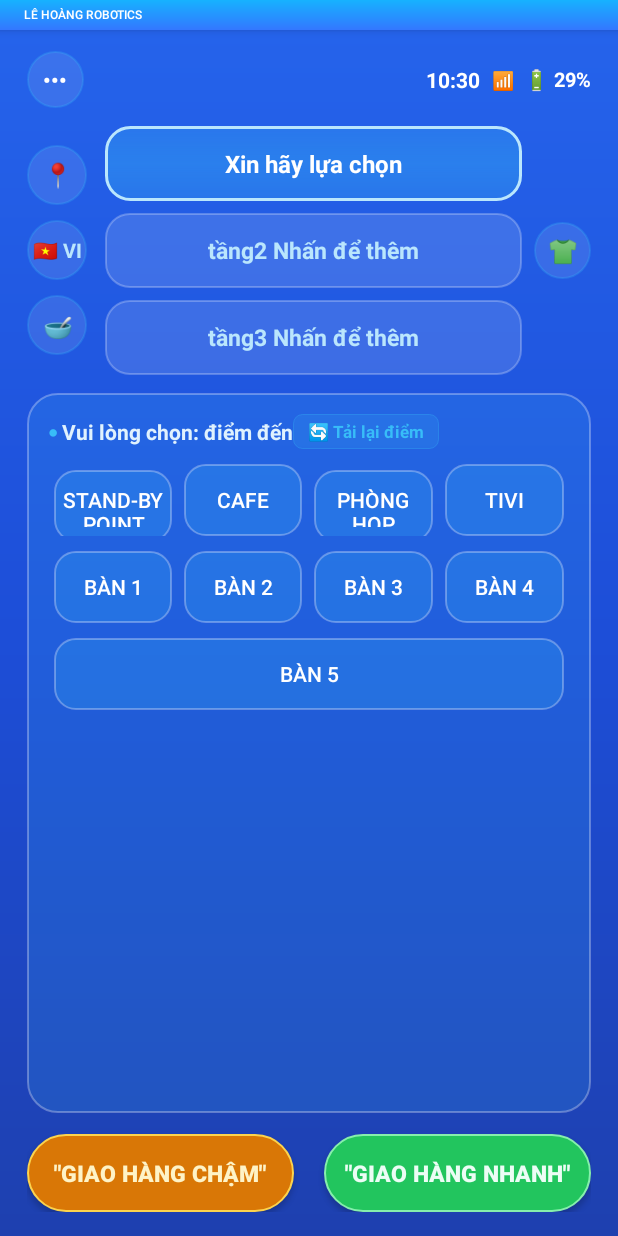
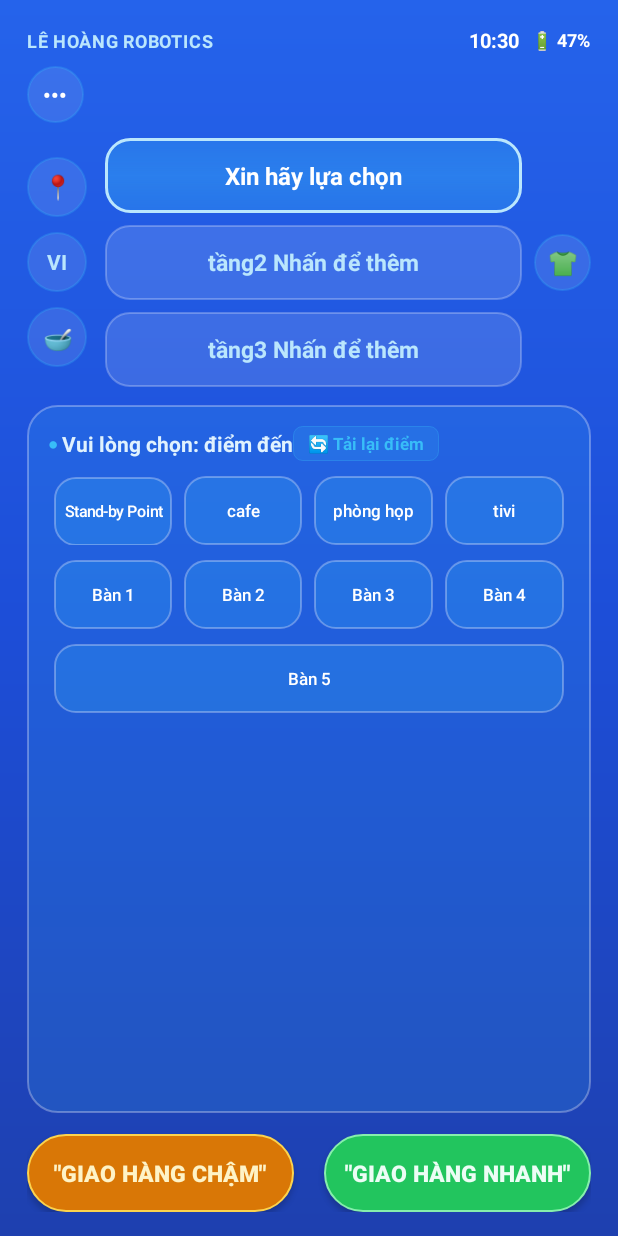
Before and after one commit to minhthanh199001/LEHOANGROBOTICS, an Android app: the screen it shows after launch (MainActivity), on a phone screen of 412 x 824 dp. Run offline under Robolectric (Android 15) with nearby library versions, the phone set to English and light mode, and no system bars; libraries missing offline, so code that uses them is left out: org.java_websocket, org.java_websocket.handshake, org.java_websocket.server; 3 statements that could not run were skipped.

Commit message:
fix(robot-ui): align top bar with brand title, remove wifi icon, clean VI language badge, and optimize destination buttons text size

```diff
--- a/RobotSample-main/app/build.gradle
+++ b/RobotSample-main/app/build.gradle
@@ -2,6 +2,7 @@ apply plugin: 'com.android.application'
 apply plugin: 'kotlin-android'
 
 android {
+    namespace 'com.ainirobot.robotos'
     compileSdkVersion 29
 
     defaultConfig {
--- a/RobotSample-main/app/src/main/java/com/ainirobot/robotos/MainActivity.java
+++ b/RobotSample-main/app/src/main/java/com/ainirobot/robotos/MainActivity.java
@@ -28,6 +28,9 @@ public class MainActivity extends AppCompatActivity {
     protected void onCreate(Bundle savedInstanceState) {
         super.onCreate(savedInstanceState);
         mInstance = MainActivity.this;
+        if (getSupportActionBar() != null) {
+            getSupportActionBar().hide();
+        }
         setContentView(R.layout.activity_main);
         mContent = findViewById(R.id.container_content);
 
--- a/RobotSample-main/app/src/main/java/com/ainirobot/robotos/fragment/DeliveryFragment.java
+++ b/RobotSample-main/app/src/main/java/com/ainirobot/robotos/fragment/DeliveryFragment.java
@@ -15,6 +15,7 @@ import android.os.Handler;
 import android.os.Looper;
 import android.text.TextUtils;
 import android.util.Log;
+import android.util.TypedValue;
 import android.view.View;
 import android.widget.Button;
 import android.widget.LinearLayout;
@@ -1157,13 +1158,18 @@ public class DeliveryFragment extends Fragment {
             }
 
             Button btn = new Button(getContext());
-            LinearLayout.LayoutParams lp = new LinearLayout.LayoutParams(0, dpToPx(48), 1.0f);
+            LinearLayout.LayoutParams lp = new LinearLayout.LayoutParams(0, dpToPx(46), 1.0f);
             lp.setMargins(dpToPx(4), 0, dpToPx(4), 0);
             btn.setLayoutParams(lp);
 
             btn.setBackgroundResource(R.drawable.bg_station_glass_button);
             btn.setTextColor(0xFFFFFFFF);
-            btn.setTextSize(14);
+            // Giảm kích thước chữ nút điểm đến, tắt ép in hoa (allCaps) và padding nhỏ gọn để tên bàn không bị vỡ/xuống dòng
+            btn.setTransformationMethod(null);
+            btn.setTextSize(TypedValue.COMPLEX_UNIT_SP, stationName.length() > 9 ? 10.5f : 11.5f);
+            btn.setPadding(dpToPx(2), dpToPx(2), dpToPx(2), dpToPx(2));
+            btn.setMaxLines(2);
+            btn.setEllipsize(TextUtils.TruncateAt.END);
             btn.setText(stationName);
 
             // Click destination -> Assign to current active tray!
@@ -2908,9 +2914,9 @@ public class DeliveryFragment extends Fragment {
         } catch (Throwable ignored) {
         }
 
-        // 1. Language button top status bar
+        // 1. Language button top status bar (bỏ lá cờ, chỉ để VI hoặc EN)
         if (mBtnLanguage != null) {
-            mBtnLanguage.setText(isEnglish ? "🇬🇧 EN" : "🇻🇳 VI");
+            mBtnLanguage.setText(isEnglish ? "EN" : "VI");
         }
 
         // 2. Tray Badges
--- a/RobotSample-main/app/src/main/res/layout/fragment_delivery.xml
+++ b/RobotSample-main/app/src/main/res/layout/fragment_delivery.xml
@@ -14,11 +14,67 @@
         android:paddingTop="14dp"
         android:paddingBottom="16dp">
 
-        <!-- TOP STATUS BAR: Menu Dots on Left, Time, Wifi & Battery on Right -->
+        <!-- TOP BRAND & STATUS ROW: "LÊ HOÀNG ROBOTICS" on Left, Time & Battery on Right (Wifi removed) -->
+        <RelativeLayout
+            android:layout_width="match_parent"
+            android:layout_height="26dp"
+            android:layout_marginBottom="4dp">
+
+            <!-- Brand Title on Title row -->
+            <TextView
+                android:id="@+id/tv_brand_header"
+                android:layout_width="wrap_content"
+                android:layout_height="wrap_content"
+                android:layout_alignParentStart="true"
+                android:layout_centerVertical="true"
+                android:text="LÊ HOÀNG ROBOTICS"
+                android:textColor="#BAE6FD"
+                android:textSize="12sp"
+                android:textStyle="bold"
+                android:letterSpacing="0.04" />
+
+            <!-- Right Status: Time & Battery (on same row with title) -->
+            <LinearLayout
+                android:layout_width="wrap_content"
+                android:layout_height="wrap_content"
+                android:layout_alignParentEnd="true"
+                android:layout_centerVertical="true"
+                android:gravity="center_vertical"
+                android:orientation="horizontal">
+
+                <TextView
+                    android:id="@+id/tv_clock_time"
+                    android:layout_width="wrap_content"
+                    android:layout_height="wrap_content"
+                    android:text="11:00"
+                    android:textColor="#FFFFFF"
+                    android:textSize="13sp"
+                    android:textStyle="bold"
+                    android:layout_marginEnd="8dp" />
+
+                <!-- Compatibility hidden wifi pill -->
+                <TextView
+                    android:id="@+id/tv_wifi_pill"
+                    android:layout_width="wrap_content"
+                    android:layout_height="wrap_content"
+                    android:visibility="gone" />
+
+                <TextView
+                    android:id="@+id/tv_battery_pill"
+                    android:layout_width="wrap_content"
+                    android:layout_height="wrap_content"
+                    android:text="🔋 47%"
+                    android:textColor="#FFFFFF"
+                    android:textSize="12sp"
+                    android:textStyle="bold" />
+            </LinearLayout>
+        </RelativeLayout>
+
+        <!-- ROW 2: MENU DOTS (•••) ON LEFT -->
         <RelativeLayout
             android:layout_width="match_parent"
             android:layout_height="38dp"
-            android:layout_marginBottom="12dp">
+            android:layout_marginBottom="10dp">
 
             <!-- Left: Circular Menu dots (•••) -->
             <TextView
@@ -72,44 +128,6 @@
                 android:layout_width="wrap_content"
                 android:layout_height="wrap_content"
                 android:visibility="gone" />
-
-            <!-- Right Status: Time, Wifi, Battery -->
-            <LinearLayout
-                android:layout_width="wrap_content"
-                android:layout_height="34dp"
-                android:layout_alignParentEnd="true"
-                android:layout_centerVertical="true"
-                android:gravity="center_vertical"
-                android:orientation="horizontal">
-
-                <TextView
-                    android:id="@+id/tv_clock_time"
-                    android:layout_width="wrap_content"
-                    android:layout_height="wrap_content"
-                    android:text="17:01"
-                    android:textColor="#FFFFFF"
-                    android:textSize="14sp"
-                    android:textStyle="bold"
-                    android:layout_marginEnd="8dp" />
-
-                <TextView
-                    android:id="@+id/tv_wifi_pill"
-                    android:layout_width="wrap_content"
-                    android:layout_height="wrap_content"
-                    android:text="📶"
-                    android:textColor="#38BDF8"
-                    android:textSize="12sp"
-                    android:layout_marginEnd="6dp" />
-
-                <TextView
-                    android:id="@+id/tv_battery_pill"
-                    android:layout_width="wrap_content"
-                    android:layout_height="wrap_content"
-                    android:text="🔋 29%"
-                    android:textColor="#FFFFFF"
-                    android:textSize="13sp"
-                    android:textStyle="bold" />
-            </LinearLayout>
         </RelativeLayout>
 
         <!-- UPPER SECTION: LEFT 3 ACTION BUTTONS + 3 TRAY SHELVES + RIGHT T-SHIRT BUTTON -->
@@ -142,16 +160,16 @@
                     android:clickable="true"
                     android:focusable="true" />
 
-                <!-- 2. Chuyển ngôn ngữ ([A] icon) -->
+                <!-- 2. Chuyển ngôn ngữ (Chữ VI không cờ) -->
                 <TextView
                     android:id="@+id/btn_language"
                     android:layout_width="40dp"
                     android:layout_height="40dp"
                     android:background="@drawable/bg_circle_icon"
                     android:gravity="center"
-                    android:text="[A]"
+                    android:text="VI"
                     android:textColor="#BAE6FD"
-                    android:textSize="13sp"
+                    android:textSize="14sp"
                     android:textStyle="bold"
                     android:layout_marginBottom="10dp"
                     android:clickable="true"
@@ -1858,7 +1876,7 @@
                 android:layout_centerInParent="true"
                 android:text="Lựa chọn ngôn ngữ"
                 android:textColor="#FFFFFF"
-                android:textSize="20sp"
+                android:textSize="14sp"
                 android:textStyle="bold" />
 
             <LinearLayout
@@ -1876,14 +1894,6 @@
                     android:textColor="#FFFFFF"
                     android:textSize="13sp"
                     android:textStyle="bold"
-                    android:layout_marginEnd="6dp" />
-
-                <TextView
-                    android:layout_width="wrap_content"
-                    android:layout_height="wrap_content"
-                    android:text="📶"
-                    android:textColor="#38BDF8"
-                    android:textSize="11sp"
                     android:layout_marginEnd="6dp" />
 
                 <TextView
@@ -2163,14 +2173,6 @@
                     android:layout_marginEnd="6dp" />
 
                 <TextView
-                    android:layout_width="wrap_content"
-                    android:layout_height="wrap_content"
-                    android:text="📶"
-                    android:textColor="#38BDF8"
-                    android:textSize="11sp"
-                    android:layout_marginEnd="6dp" />
-
-                <TextView
                     android:id="@+id/tv_collection_battery"
                     android:layout_width="wrap_content"
                     android:layout_height="wrap_content"
--- a/RobotSample-main/app/src/main/res/values/styles.xml
+++ b/RobotSample-main/app/src/main/res/values/styles.xml
@@ -1,19 +1,13 @@
 <resources>
 
-    <!-- Base application theme. -->
-    <style name="AppTheme" parent="Theme.AppCompat.Light.DarkActionBar">
+    <!-- Base application theme. Fullscreen Kiosk NoActionBar -->
+    <style name="AppTheme" parent="Theme.AppCompat.Light.NoActionBar">
         <!-- Customize your theme here. -->
-
-
         <item name="colorPrimary">@color/blue</item>
         <item name="colorPrimaryDark">@color/colorPrimaryDark</item>
         <item name="colorAccent">@color/colorAccent</item>
-        <item name="android:actionBarStyle">@style/MyActionBarStyle</item>
-        <item name="actionBarStyle">@style/MyActionBarStyle</item>
-
-        <item name="android:label">Sample App</item>
-
-
+        <item name="android:windowNoTitle">true</item>
+        <item name="windowActionBar">false</item>
     </style>
 
     <style name="MyActionBarStyle" parent="@style/Widget.AppCompat.ActionBar">
--- a/RobotSample-main/build.gradle
+++ b/RobotSample-main/build.gradle
@@ -9,7 +9,7 @@ buildscript {
         mavenCentral()
     }
     dependencies {
-        classpath 'com.android.tools.build:gradle:7.0.4'
+        classpath 'com.android.tools.build:gradle:8.1.4'
         classpath "org.jetbrains.kotlin:kotlin-gradle-plugin:$kotlin_version"
 
 
--- a/RobotSample-main/cloudmobile/build.gradle
+++ b/RobotSample-main/cloudmobile/build.gradle
@@ -1,6 +1,7 @@
 apply plugin: 'com.android.application'
 
 android {
+    namespace 'com.lehoangrobotics.cloudmanager'
     compileSdkVersion 29
 
     defaultConfig {
```
Also changed, not shown: RobotSample-main/gradle/wrapper/gradle-wrapper.properties, 5 other files.
